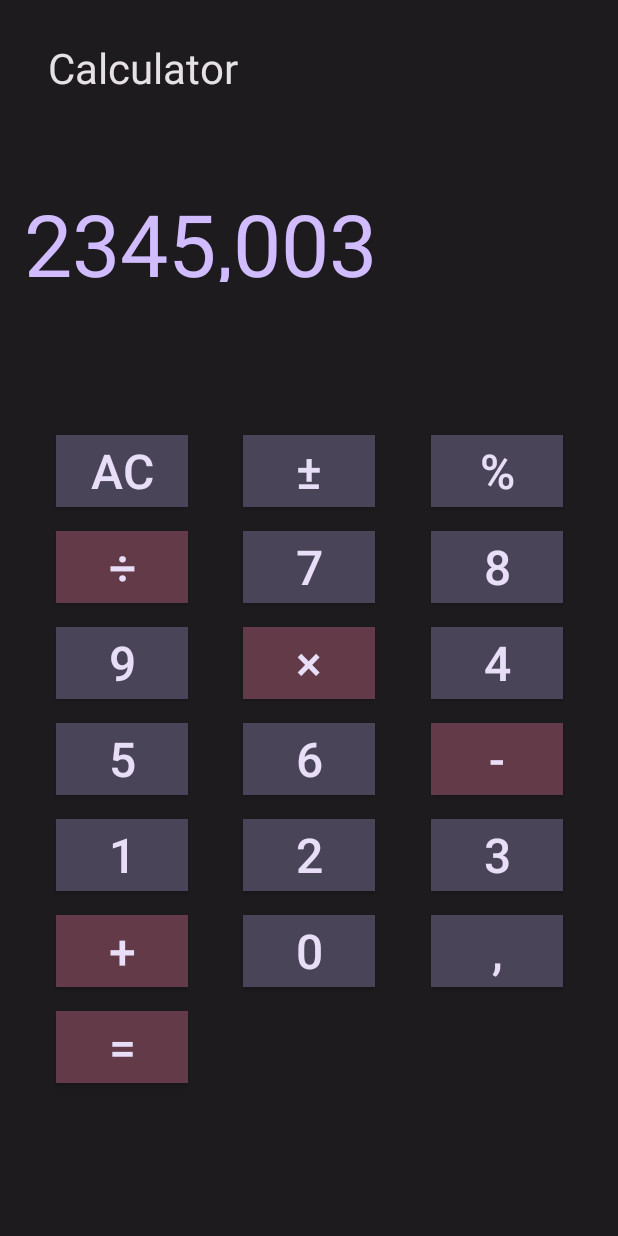
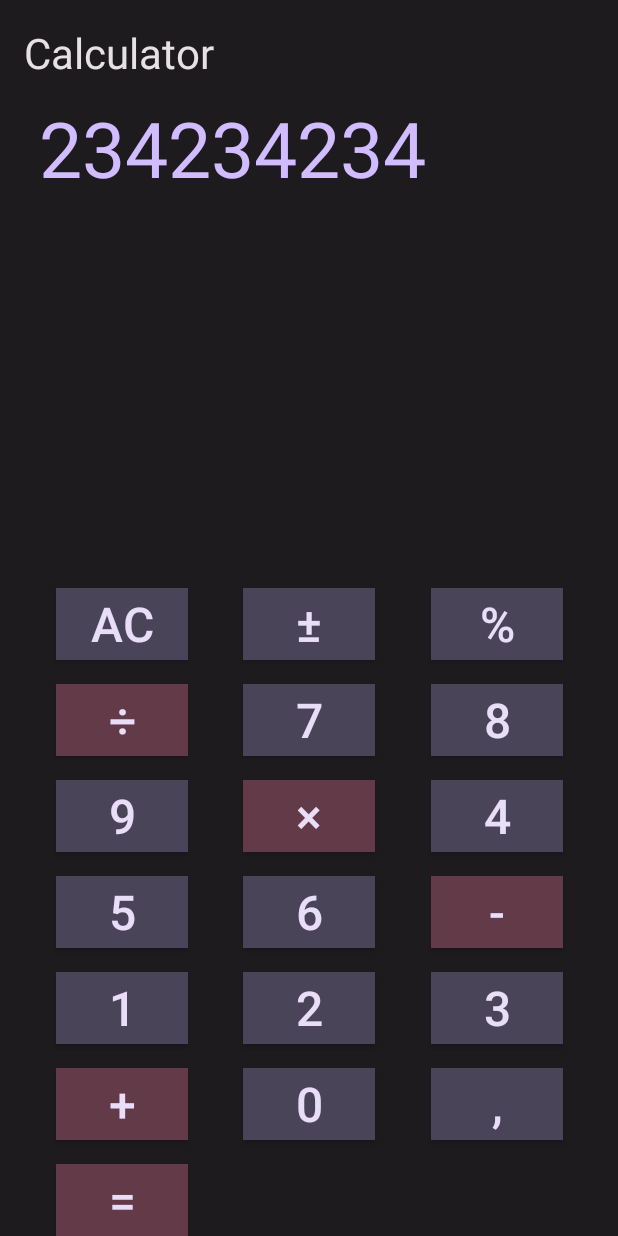
Before and after one commit to VitrivDolkom/mobileCalculator, an Android app: the layout activity_main.xml on its own in the app's theme, with its tools: preview values and no code run, on a phone screen of 412 x 824 dp. Run offline under Robolectric (Android 15) with nearby library versions, the phone set to English and light mode, and no system bars.

Commit message:
separeted main layout

```diff
--- a/app/src/main/res/layout/activity_main.xml
+++ b/app/src/main/res/layout/activity_main.xml
@@ -9,152 +9,24 @@
     android:paddingLeft="16dp"
     android:paddingRight="16dp">
 
-    <androidx.constraintlayout.widget.ConstraintLayout
-        android:id="@+id/result"
+
+    <include
+        android:id="@+id/expression"
+        layout="@layout/expression_block"
         android:layout_width="match_parent"
-        android:layout_height="wrap_content"
-        app:layout_constraintBaseline_toTopOf="parent"
-        app:layout_constraintTop_toTopOf="parent" >
+        android:layout_height="0dp"
+        app:layout_constraintHeight_percent="0.4"
+        app:layout_constraintStart_toStartOf="parent"/>
 
-
-        <TextView
-            android:id="@+id/title"
-            android:layout_width="wrap_content"
-            android:layout_height="wrap_content"
-            android:layout_marginStart="16dp"
-            android:layout_marginTop="26dp"
-            android:text="@string/title"
-            android:textColor="@color/title"
-            app:layout_constraintStart_toStartOf="parent"
-            app:layout_constraintTop_toTopOf="parent"
-            android:textSize="28sp" />
-
-        <TextView
-            android:id="@+id/expression"
-            android:layout_width="match_parent"
-            android:layout_height="64dp"
-            app:layout_constraintStart_toStartOf="parent"
-            android:layout_marginTop="60dp"
-            app:layout_constraintTop_toBottomOf="@id/title"
-            app:layout_constraintBottom_toBottomOf="parent"
-            android:text="2345,003"
-            android:textColor="@color/expression_text"
-            android:textFontWeight="500"
-            android:textSize="57dp"/>
-
-
-    </androidx.constraintlayout.widget.ConstraintLayout>
-
-
-
-    <androidx.constraintlayout.helper.widget.Flow
+    <include
+        android:id="@+id/buttons"
+        layout="@layout/buttons_block"
+        app:layout_constraintTop_toBottomOf="@id/expression"
+        app:layout_constraintBottom_toBottomOf="parent"
         android:layout_width="match_parent"
-        android:layout_height="400dp"
-        app:constraint_referenced_ids
-            ="button_ac,button_plus_minus,button_percent,button_divide,button_seven,button_eight,button_nine,button_multiplication,button_four,button_five,button_six,button_minus,button_one,button_two,button_three,button_plus,button_zero,button_comma,button_equal"
-        app:flow_horizontalGap="16dp"
-        app:flow_horizontalStyle="spread"
-        app:flow_verticalGap="16dp"
-        app:flow_verticalStyle="spread"
-        app:flow_wrapMode="aligned"
-        app:layout_constraintBottom_toBottomOf="parent"
-        app:layout_constraintTop_toBottomOf="@id/result" />
-
-    <Button
-        style="@style/CalculatorButtonStyle"
-        android:id="@+id/button_ac"
-        android:text="@string/ac"/>
-
-    <Button
-        style="@style/CalculatorButtonStyle"
-        android:id="@+id/button_plus_minus"
-        android:text="@string/plus_minus"/>
-
-    <Button
-        style="@style/CalculatorButtonStyle"
-        android:id="@+id/button_percent"
-        android:text="@string/percent"/>
-
-    <Button
-        style="@style/CalculatorButtonStyle.Red"
-        android:id="@+id/button_divide"
-        android:text="@string/divide" />
-
-    <Button
-        style="@style/CalculatorButtonStyle"
-        android:id="@+id/button_seven"
-        android:text="@string/seven" />
-
-    <Button
-        style="@style/CalculatorButtonStyle"
-        android:id="@+id/button_eight"
-        android:text="@string/eight" />
-
-    <Button
-        style="@style/CalculatorButtonStyle"
-        android:id="@+id/button_nine"
-        android:text="@string/nine" />
-
-    <Button
-        style="@style/CalculatorButtonStyle.Red"
-        android:id="@+id/button_multiplication"
-        android:text="@string/multiplication" />
-
-    <Button
-        style="@style/CalculatorButtonStyle"
-        android:id="@+id/button_four"
-        android:text="@string/four" />
-
-    <Button
-        style="@style/CalculatorButtonStyle"
-        android:id="@+id/button_five"
-        android:text="@string/five" />
-
-    <Button
-        style="@style/CalculatorButtonStyle"
-        android:id="@+id/button_six"
-        android:text="@string/six" />
-
-    <Button
-        style="@style/CalculatorButtonStyle.Red"
-        android:id="@+id/button_minus"
-        android:text="@string/minus" />
-
-    <Button
-        style="@style/CalculatorButtonStyle"
-        android:id="@+id/button_one"
-        android:text="@string/one" />
-
-    <Button
-        style="@style/CalculatorButtonStyle"
-        android:id="@+id/button_two"
-        android:text="@string/two" />
-
-    <Button
-        style="@style/CalculatorButtonStyle"
-        android:id="@+id/button_three"
-        android:text="@string/three"/>
-
-    <Button
-        style="@style/CalculatorButtonStyle.Red"
-        android:id="@+id/button_plus"
-        android:text="@string/plus"/>
-
-    <Button
-        style="@style/CalculatorButtonStyle"
-        android:id="@+id/button_zero"
-        android:text="@string/zero" />
-
-    <Button
-        style="@style/CalculatorButtonStyle"
-        android:id="@+id/button_comma"
-        android:text="@string/comma" />
-
-    <Button
-        style="@style/CalculatorButtonStyle.Red"
-        android:id="@+id/button_equal"
-        android:text="@string/equal" />
-
+        android:layout_height="0dp"
+        app:layout_constraintHeight_percent="0.6"
+        app:flow_verticalBias="1.0" />
 
 
 </androidx.constraintlayout.widget.ConstraintLayout>
--- /dev/null
+++ b/app/src/main/res/layout/buttons_block.xml
@@ -0,0 +1,115 @@
+<?xml version="1.0" encoding="utf-8"?>
+<androidx.constraintlayout.widget.ConstraintLayout
+    xmlns:android="http://schemas.android.com/apk/res/android"
+    xmlns:app="http://schemas.android.com/apk/res-auto"
+    android:layout_width="match_parent"
+    android:layout_height="match_parent">
+
+    <androidx.constraintlayout.helper.widget.Flow
+        android:layout_width="match_parent"
+        android:layout_height="0dp"
+        app:constraint_referenced_ids="button_ac,button_plus_minus,button_percent,button_divide,button_seven,button_eight,button_nine,button_multiplication,button_four,button_five,button_six,button_minus,button_one,button_two,button_three,button_plus,button_zero,button_comma,button_equal"
+        app:flow_horizontalGap="16dp"
+        app:flow_horizontalStyle="spread"
+        app:flow_verticalGap="16dp"
+        app:flow_verticalStyle="spread"
+        app:flow_wrapMode="aligned"
+        app:layout_constraintBottom_toBottomOf="parent"
+        app:layout_constraintStart_toStartOf="parent"/>
+
+    <Button
+        style="@style/CalculatorButtonStyle"
+        android:id="@+id/button_ac"
+        android:text="@string/ac"/>
+
+    <Button
+        style="@style/CalculatorButtonStyle"
+        android:id="@+id/button_plus_minus"
+        android:text="@string/plus_minus"/>
+
+    <Button
+        style="@style/CalculatorButtonStyle"
+        android:id="@+id/button_percent"
+        android:text="@string/percent"/>
+
+    <Button
+        style="@style/CalculatorButtonStyle.Red"
+        android:id="@+id/button_divide"
+        android:text="@string/divide" />
+
+    <Button
+        style="@style/CalculatorButtonStyle"
+        android:id="@+id/button_seven"
+        android:text="@string/seven" />
+
+    <Button
+        style="@style/CalculatorButtonStyle"
+        android:id="@+id/button_eight"
+        android:text="@string/eight" />
+
+    <Button
+        style="@style/CalculatorButtonStyle"
+        android:id="@+id/button_nine"
+        android:text="@string/nine" />
+
+    <Button
+        style="@style/CalculatorButtonStyle.Red"
+        android:id="@+id/button_multiplication"
+        android:text="@string/multiplication" />
+
+    <Button
+        style="@style/CalculatorButtonStyle"
+        android:id="@+id/button_four"
+        android:text="@string/four" />
+
+    <Button
+        style="@style/CalculatorButtonStyle"
+        android:id="@+id/button_five"
+        android:text="@string/five" />
+
+    <Button
+        style="@style/CalculatorButtonStyle"
+        android:id="@+id/button_six"
+        android:text="@string/six" />
+
+    <Button
+        style="@style/CalculatorButtonStyle.Red"
+        android:id="@+id/button_minus"
+        android:text="@string/minus" />
+
+    <Button
+        style="@style/CalculatorButtonStyle"
+        android:id="@+id/button_one"
+        android:text="@string/one" />
+
+    <Button
+        style="@style/CalculatorButtonStyle"
+        android:id="@+id/button_two"
+        android:text="@string/two" />
+
+    <Button
+        style="@style/CalculatorButtonStyle"
+        android:id="@+id/button_three"
+        android:text="@string/three"/>
+
+    <Button
+        style="@style/CalculatorButtonStyle.Red"
+        android:id="@+id/button_plus"
+        android:text="@string/plus"/>
+
+    <Button
+        style="@style/CalculatorButtonStyle"
+        android:id="@+id/button_zero"
+        android:text="@string/zero" />
+
+    <Button
+        style="@style/CalculatorButtonStyle"
+        android:id="@+id/button_comma"
+        android:text="@string/comma" />
+
+    <Button
+        style="@style/CalculatorButtonStyle.Red"
+        android:id="@+id/button_equal"
+        android:text="@string/equal" />
+
+</androidx.constraintlayout.widget.ConstraintLayout>
--- /dev/null
+++ b/app/src/main/res/layout/expression_block.xml
@@ -0,0 +1,39 @@
+<?xml version="1.0" encoding="utf-8"?>
+<androidx.constraintlayout.widget.ConstraintLayout
+    xmlns:android="http://schemas.android.com/apk/res/android"
+    xmlns:app="http://schemas.android.com/apk/res-auto"
+    android:layout_width="match_parent"
+    android:layout_height="match_parent">
+
+    <androidx.constraintlayout.helper.widget.Flow
+        android:layout_width="match_parent"
+        android:layout_height="0dp"
+        app:constraint_referenced_ids="expression_title,expression_result_text"
+        app:layout_constraintStart_toStartOf="parent"
+        app:layout_constraintTop_toTopOf="parent"
+        app:flow_verticalStyle="spread_inside"
+        android:orientation="vertical"
+        app:flow_horizontalAlign="start"
+        android:paddingTop="16dp"
+        android:paddingBottom="16dp"/>
+
+    <TextView
+        android:id="@+id/expression_title"
+        android:layout_width="wrap_content"
+        android:layout_height="wrap_content"
+        android:text="@string/title"
+        android:textColor="@color/title"
+        android:textSize="28sp" />
+
+    <TextView
+        android:id="@+id/expression_result_text"
+        android:layout_width="match_parent"
+        android:layout_height="wrap_content"
+        android:padding="10dp"
+        android:text="234234234"
+        android:textColor="@color/expression_result_text"
+        android:textSize="51sp" />
+
+
+
+</androidx.constraintlayout.widget.ConstraintLayout>
--- a/app/src/main/res/values/colors.xml
+++ b/app/src/main/res/values/colors.xml
@@ -12,5 +12,5 @@
     <color name="button_background">#4A4458</color>
     <color name="button_background_red">#633B48</color>
     <color name="button_text">#E8DEF8</color>
-    <color name="expression_text">#D0BCFF</color>
+    <color name="expression_result_text">#D0BCFF</color>
 </resources>
```
Also changed, not shown: app/src/main/res/values/styles.xml (+0 -7 lines).
